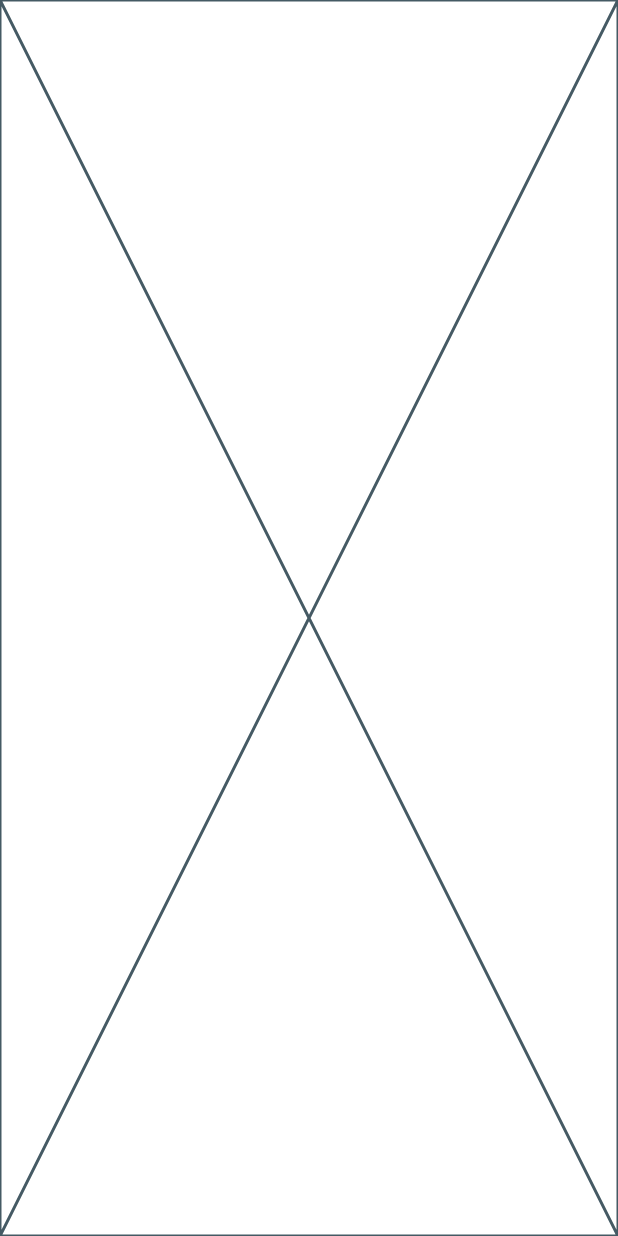
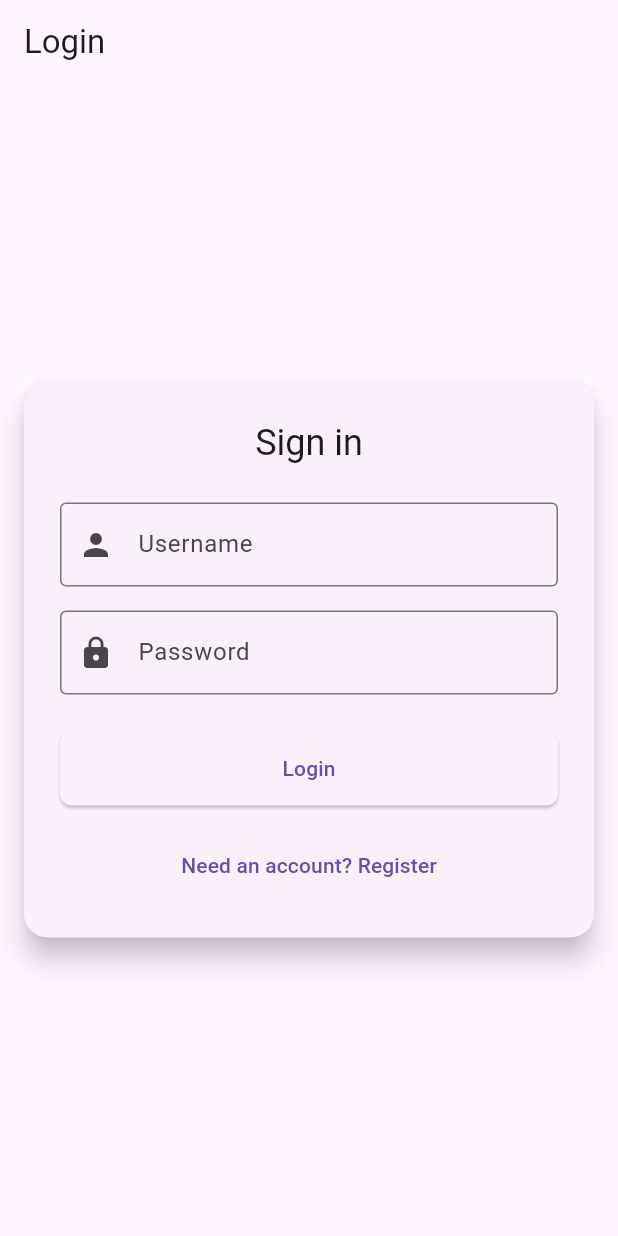
Before and after one commit to noctisbeta/dartstack_auth_template, a Flutter app: the screen it shows after launch, on a phone screen of 412 x 824 dp. Run offline on Flutter 3.47's test engine with Material 3 defaults, Android fonts, the phone set to English and light mode, and no system bars; our stand-ins replace dio, equatable, flutter_bloc, flutter_secure_storage, logger; project files that could hold a hidden picture were left out.

Commit message:
auth UI start

```diff
--- /dev/null
+++ b/client/lib/authentication/views/auth_view.dart
@@ -0,0 +1,269 @@
+import 'dart:async';
+
+import 'package:client/authentication/controllers/auth_bloc.dart';
+import 'package:client/authentication/models/auth_event.dart';
+import 'package:client/authentication/models/auth_state.dart';
+import 'package:client/authentication/views/home_view.dart';
+import 'package:flutter/material.dart';
+import 'package:flutter_bloc/flutter_bloc.dart';
+
+class AuthView extends StatefulWidget {
+  const AuthView({super.key});
+
+  @override
+  State<AuthView> createState() => _AuthViewState();
+}
+
+class _AuthViewState extends State<AuthView> {
+  bool _isLogin = true;
+
+  void _toggleAuthMode() {
+    setState(() {
+      _isLogin = !_isLogin;
+    });
+  }
+
+  @override
+  Widget build(BuildContext context) => Scaffold(
+    appBar: AppBar(title: Text(_isLogin ? 'Login' : 'Register')),
+    body: BlocConsumer<AuthBloc, AuthState>(
+      listener: (context, state) {
+        if (state is AuthStateAuthenticated) {
+          unawaited(
+            Navigator.of(context).pushReplacement(
+              MaterialPageRoute(builder: (_) => const HomeView()),
+            ),
+          );
+        } else if (state is AuthStateError) {
+          ScaffoldMessenger.of(
+            context,
+          ).showSnackBar(SnackBar(content: Text(state.message)));
+        }
+      },
+      builder: (context, state) {
+        if (state is AuthStateLoading) {
+          return const Center(child: CircularProgressIndicator());
+        }
+
+        return Center(
+          child: Card(
+            elevation: 8,
+            margin: const EdgeInsets.all(16),
+            shape: RoundedRectangleBorder(
+              borderRadius: BorderRadius.circular(16),
+            ),
+            child: Container(
+              width: 400,
+              padding: const EdgeInsets.all(24),
+              child: Column(
+                mainAxisSize: MainAxisSize.min,
+                children: [
+                  Text(
+                    _isLogin ? 'Sign in' : 'Create Account',
+                    style: Theme.of(context).textTheme.headlineSmall,
+                  ),
+                  const SizedBox(height: 24),
+                  if (_isLogin) const LoginForm() else const RegisterForm(),
+                  const SizedBox(height: 16),
+                  TextButton(
+                    onPressed: _toggleAuthMode,
+                    child: Text(
+                      _isLogin
+                          ? 'Need an account? Register'
+                          : 'Already have an account? Login',
+                    ),
+                  ),
+                ],
+              ),
+            ),
+          ),
+        );
+      },
+    ),
+  );
+}
+
+class LoginForm extends StatefulWidget {
+  const LoginForm({super.key});
+
+  @override
+  State<LoginForm> createState() => _LoginFormState();
+}
+
+class _LoginFormState extends State<LoginForm> {
+  final _formKey = GlobalKey<FormState>();
+  final _usernameController = TextEditingController();
+  final _passwordController = TextEditingController();
+
+  @override
+  void dispose() {
+    _usernameController.dispose();
+    _passwordController.dispose();
+    super.dispose();
+  }
+
+  void _login() {
+    if (_formKey.currentState!.validate()) {
+      context.read<AuthBloc>().add(
+        AuthEventLogin(
+          username: _usernameController.text,
+          password: _passwordController.text,
+        ),
+      );
+    }
+  }
+
+  @override
+  Widget build(BuildContext context) => Form(
+    key: _formKey,
+    child: Column(
+      mainAxisSize: MainAxisSize.min,
+      children: [
+        TextFormField(
+          controller: _usernameController,
+          decoration: const InputDecoration(
+            labelText: 'Username',
+            border: OutlineInputBorder(),
+            prefixIcon: Icon(Icons.person),
+          ),
+          validator: (value) {
+            if (value == null || value.isEmpty) {
+              return 'Please enter your username';
+            }
+            return null;
+          },
+        ),
+        const SizedBox(height: 16),
+        TextFormField(
+          controller: _passwordController,
+          decoration: const InputDecoration(
+            labelText: 'Password',
+            border: OutlineInputBorder(),
+            prefixIcon: Icon(Icons.lock),
+          ),
+          obscureText: true,
+          validator: (value) {
+            if (value == null || value.isEmpty) {
+              return 'Please enter your password';
+            }
+            return null;
+          },
+        ),
+        const SizedBox(height: 24),
+        ElevatedButton(
+          onPressed: _login,
+          style: ElevatedButton.styleFrom(
+            minimumSize: const Size.fromHeight(50),
+            shape: RoundedRectangleBorder(
+              borderRadius: BorderRadius.circular(8),
+            ),
+          ),
+          child: const Text('Login'),
+        ),
+      ],
+    ),
+  );
+}
+
+class RegisterForm extends StatefulWidget {
+  const RegisterForm({super.key});
+
+  @override
+  State<RegisterForm> createState() => _RegisterFormState();
+}
+
+class _RegisterFormState extends State<RegisterForm> {
+  final _formKey = GlobalKey<FormState>();
+  final _usernameController = TextEditingController();
+  final _passwordController = TextEditingController();
+  final _confirmPasswordController = TextEditingController();
+
+  @override
+  void dispose() {
+    _usernameController.dispose();
+    _passwordController.dispose();
+    _confirmPasswordController.dispose();
+    super.dispose();
+  }
+
+  void _register() {
+    if (_formKey.currentState!.validate()) {
+      context.read<AuthBloc>().add(
+        AuthEventRegister(
+          username: _usernameController.text,
+          password: _passwordController.text,
+        ),
+      );
+    }
+  }
+
+  @override
+  Widget build(BuildContext context) => Form(
+    key: _formKey,
+    child: Column(
+      mainAxisSize: MainAxisSize.min,
+      children: [
+        TextFormField(
+          controller: _usernameController,
+          decoration: const InputDecoration(
+            labelText: 'Username',
+            border: OutlineInputBorder(),
+            prefixIcon: Icon(Icons.person),
+          ),
+          validator: (value) {
+            if (value == null || value.isEmpty) {
+              return 'Please enter your username';
+            }
+            return null;
+          },
+        ),
+        const SizedBox(height: 16),
+        TextFormField(
+          controller: _passwordController,
+          decoration: const InputDecoration(
+            labelText: 'Password',
+            border: OutlineInputBorder(),
+            prefixIcon: Icon(Icons.lock),
+          ),
+          obscureText: true,
+          validator: (value) {
+            if (value == null || value.isEmpty) {
+              return 'Please enter your password';
+            }
+            if (value.length < 6) {
+              return 'Password must be at least 6 characters';
+            }
+            return null;
+          },
+        ),
+        const SizedBox(height: 16),
+        TextFormField(
+          controller: _confirmPasswordController,
+          decoration: const InputDecoration(
+            labelText: 'Confirm Password',
+            border: OutlineInputBorder(),
+            prefixIcon: Icon(Icons.lock),
+          ),
+          obscureText: true,
+          validator: (value) {
+            if (value != _passwordController.text) {
+              return 'Passwords do not match';
+            }
+            return null;
+          },
+        ),
+        const SizedBox(height: 24),
+        ElevatedButton(
+          onPressed: _register,
+          style: ElevatedButton.styleFrom(
+            minimumSize: const Size.fromHeight(50),
+            shape: RoundedRectangleBorder(
+              borderRadius: BorderRadius.circular(8),
+            ),
+          ),
+          child: const Text('Register'),
+        ),
+      ],
+    ),
+  );
+}
--- a/client/lib/main.dart
+++ b/client/lib/main.dart
@@ -1,4 +1,11 @@
+import 'package:client/authentication/controllers/auth_bloc.dart';
+import 'package:client/authentication/models/auth_event.dart';
+import 'package:client/authentication/repositories/auth_repository.dart';
+import 'package:client/authentication/views/auth_view.dart';
+import 'package:client/dio_wrapper/dio_wrapper.dart';
 import 'package:flutter/material.dart';
+import 'package:flutter_bloc/flutter_bloc.dart';
+import 'package:flutter_secure_storage/flutter_secure_storage.dart';
 
 void main() {
   runApp(const MyApp());
@@ -8,5 +15,28 @@ class MyApp extends StatelessWidget {
   const MyApp({super.key});
 
   @override
-  Widget build(BuildContext context) => const MaterialApp(home: Placeholder());
+  Widget build(BuildContext context) => MultiRepositoryProvider(
+    providers: [
+      RepositoryProvider(create: (context) => DioWrapper.unauthorized()),
+      RepositoryProvider(create: (context) => const FlutterSecureStorage()),
+      RepositoryProvider(
+        create:
+            (context) => AuthRepository(
+              dio: context.read<DioWrapper>(),
+              storage: context.read<FlutterSecureStorage>(),
+            ),
+      ),
+    ],
+    child: BlocProvider(
+      create:
+          (context) =>
+              AuthBloc(authRepository: context.read<AuthRepository>())
+                ..add(const AuthEventCheckAuth()),
+      child: MaterialApp(
+        title: 'Authentication App',
+        theme: ThemeData(primarySwatch: Colors.blue, useMaterial3: true),
+        home: const AuthView(),
+      ),
+    ),
+  );
 }
```
Also changed, not shown: client/lib/authentication/views/home_view.dart (added, +63 -0 lines).
